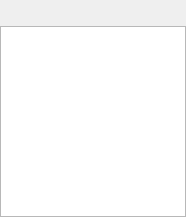
Old version of the form src/qutim.ui in the repository Winand/mqutim.
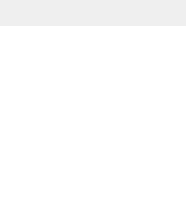
New version of the form. Icons and pictures are not drawn.

The edit to the form file:
```diff
--- a/src/qutim.ui
+++ b/src/qutim.ui
@@ -180,7 +180,7 @@
       <enum>Qt::NoFocus</enum>
      </property>
      <property name="frameShape" >
-      <enum>QFrame::StyledPanel</enum>
+      <enum>QFrame::NoFrame</enum>
      </property>
      <property name="frameShadow" >
       <enum>QFrame::Plain</enum>
```
Left out of the diff: 14 changed lines with no effect on the pictures.
